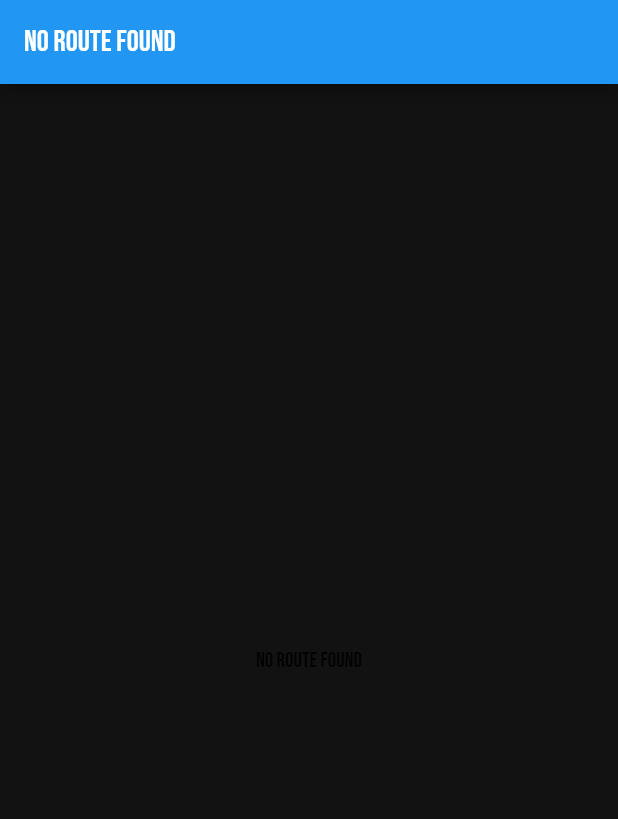
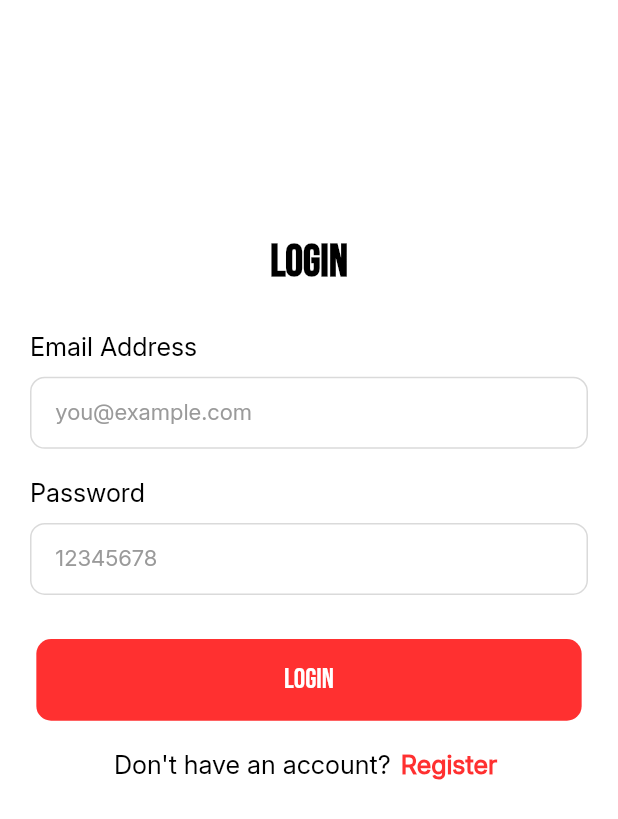
Before and after one commit to Kazishayem/flutterhub, a Flutter app: the screen it shows after launch, on a phone screen of 412 x 824 dp. Shown: the top 819 px of the screen. Run offline on Flutter 3.47's test engine with Material 3 defaults, Android fonts, the phone set to English and light mode, and no system bars; our stand-ins replace connectivity_plus, dio, flutter_riverpod, flutter_screenutil, fluttertoast, salomon_bottom_bar and 1 more.

Commit message:
ui almost deone

```diff
--- a/lib/core/route/route_import_part.dart
+++ b/lib/core/route/route_import_part.dart
@@ -1,6 +1,11 @@
 import 'dart:ui';
 
 import 'package:flutter/material.dart';
+import 'package:flutterhub/presentation/auth/view/signin_screen.dart';
+import 'package:flutterhub/presentation/bottom%20navbar/view/bottom_navbar.dart';
+import 'package:flutterhub/presentation/post/view/post_screen.dart';
+import 'package:flutterhub/presentation/product/view/product_screen.dart';
+import 'package:flutterhub/presentation/setting/view/setting_screen.dart';
 
 
 import '../resource/app_strings.dart';
--- a/lib/core/route/route_manager.dart
+++ b/lib/core/route/route_manager.dart
@@ -10,7 +10,20 @@ class AppRouter {
       //   return MaterialPageRoute(builder: (_) => SplashScreen());
 
 
+      case RouteName.signinScreenRoute:
+        return MaterialPageRoute(builder: (_) => const SigninScreen());
 
+      case RouteName.productScreenRoute:
+        return MaterialPageRoute(builder: (_) => const ProductScreen());
+
+        case RouteName.postScreenRoute:
+        return MaterialPageRoute(builder: (_) => const PostScreen());
+
+        case RouteName.settingScreennRoute:
+        return MaterialPageRoute(builder: (_) => const SettingScreen());
+
+      case RouteName.bottomNavbarnRoute:
+        return MaterialPageRoute(builder: (_) => const BottomNavbar());
 
 
 
--- a/lib/core/route/route_name.dart
+++ b/lib/core/route/route_name.dart
@@ -1,43 +1,10 @@
 class RouteName {
   static const String loadingScreenRoute = "/";
   static const String splashRoute = "/splash";
-  static const String splashTwoRoute = "/splashtwo";
-  static const String splashThreeRoute= "/splashthree";
-  static const String signinScreenRoute= "/signin";
-  static const String signupScreenRoute= "/signup";
-  static const String forgotPasswordScreen= "/forgotpassword";
-  static const String forgotOtpRoute= "/forgototp";
-  static const String resetPasswordScreenRoute= "/resetpassword";
-  static const String informationScreenRoute= "/information";
-  static const String informationSelectionScreenRoute= "/informationSelection";
-  static const String shareInformationScreenRoute= "/shareInformation";
-  static const String strengthLevelScreenRoute= "/strengthLevel";
-  static const String subscriptionScreenRoute= "/subscription";
-  static const String confirmationScreenRoute= "/confirmation";
-  static const String cardDetailsScreenRoute= "/addcard";
-  static const String subscriptionSuccessScreenRoute= "/subsSucccess";
-  static const String homeScreenRoute= "/home";
-  static const String mainLayoutRoute  = "/mainlayout";
-  static const String workoutPlanScreenRoute  = "/workout";
-  static const String profileScreenRoute  = "/profile";
-  static const String recoveryHomeScreenRoute  = "/recoveryhome";
-  static const String editProfileScreenRoute  = "/editprofile";
-  static const String notificationScreenRoute  = "/notifications";
-  static const String manageSubscriptionRoute  = "/manageSubscription";
-  static const String freeTrialSubscriptionScreenRoute = "/free-trial";
-  static const String readyWarmupScreenRoute = "/warmup";
-  static const String warmupCounterScreenRoute = "/warmupCounter";
-  static const String flatBenchPressScreenRoute = "/flatBenchPress";
-  static const String warmupDoneScreenRoute = "/warmupDone";
-  static const String resetAndRecoverFlatScreenRoute = "/resetAndRecover";
-  static const String trainingScreenRoute= "/training";
-  static const String trainingDetailsScreenRoute= "/trainingDetails";
-  static const String inclineBenchPressScreenRoute= "/inclineBenchPress";
-  static const String resetRecoverInclineScreenRoute= "/resetRecoverIncline";
-  static const String declineBenchPressScreenRoute= "/declineBenchPress";
-  static const String workoutCompleteScreenRoute= "/workoutComplete";
-  static const String workoutCompletedScreenRoute= "/workoutCompleted";
-  static const String exerciseCompletedScreenRoute= "/exerciseCompleted";
-  static const String recoveryScreenRoute= "/recoveryScreen";
+  static const String signinScreenRoute = "/signin";
+  static const String productScreenRoute = "/product";
+  static const String bottomNavbarnRoute = "/pagenavigation";
+  static const String postScreenRoute = "/post";
+  static const String settingScreennRoute = "/setting";
 
 }
--- a/lib/main.dart
+++ b/lib/main.dart
@@ -21,14 +21,14 @@ class MyApp extends StatelessWidget {
         return MaterialApp(
           theme: ThemeData(
             useMaterial3: false,
-            fontFamily: FontConstants.fontFamilyBebasNeue,
+            // fontFamily: FontConstants.fontFamilyBebasNeue,
             pageTransitionsTheme: PageTransitionsTheme(
               builders: {
                 TargetPlatform.android: CupertinoPageTransitionsBuilder(),
                 TargetPlatform.iOS: CupertinoPageTransitionsBuilder(),
               },
             ),
-            scaffoldBackgroundColor:  Color(0xFF121212),
+            scaffoldBackgroundColor: Color(0xFF121212),
             canvasColor: Color(0xFF121212),
           ),
           debugShowCheckedModeBanner: false,
@@ -40,7 +40,7 @@ class MyApp extends StatelessWidget {
           // home: MainLayout(),
           themeMode: ThemeMode.system,
           onGenerateRoute: AppRouter.generateRoute,
-          initialRoute: RouteName.loadingScreenRoute,
+          initialRoute: RouteName.signinScreenRoute,
         );
       },
     );
--- /dev/null
+++ b/lib/presentation/auth/view/signin_screen.dart
@@ -0,0 +1,123 @@
+import 'package:flutter/material.dart';
+import 'package:flutter_screenutil/flutter_screenutil.dart';
+import 'package:flutterhub/core/resource/constansts/color_manger.dart';
+import 'package:flutterhub/core/resource/style_manager.dart';
+import 'package:flutterhub/core/route/route_name.dart';
+import 'package:flutterhub/presentation/common%20widget/common_header.dart';
+import 'package:flutterhub/presentation/common%20widget/custom_text_feld.dart';
+import 'package:flutterhub/presentation/common%20widget/primary_button.dart';
+
+class SigninScreen extends StatefulWidget {
+  const SigninScreen({super.key});
+
+  @override
+  State<SigninScreen> createState() => _SigninScreenState();
+}
+
+class _SigninScreenState extends State<SigninScreen> {
+  @override
+  Widget build(BuildContext context) {
+    return Scaffold(
+      backgroundColor: ColorManager.whiteColor,
+      body: SafeArea(
+        child: SingleChildScrollView(
+          child: Padding(
+            padding: const EdgeInsets.symmetric(horizontal: 20),
+            child: Column(
+              children: [
+                SizedBox(height: 10.h),
+
+                SizedBox(height: 150.h),
+
+                Text(
+                  "Login",
+                  style: getBold700Style28(
+                    fontSize: 28.sp,
+                    color: ColorManager.blackColor,
+                    fontWeight: FontWeight.bold,
+                  ),
+                ),
+
+                SizedBox(height: 30.h),
+
+                Align(
+                  alignment: Alignment.centerLeft,
+                  child: Text(
+                    "Email Address",
+                    style: getMedium500Style16(
+                      fontSize: 16.sp,
+                      color: ColorManager.blackColor,
+                    ),
+                  ),
+                ),
+
+                SizedBox(height: 10.h),
+
+                CustomTextField(
+                  hintText: "you@example.com",
+                  keyboardType: TextInputType.emailAddress,
+                ),
+
+                SizedBox(height: 20.h),
+
+                Align(
+                  alignment: Alignment.centerLeft,
+                  child: Text(
+                    "Password",
+                    style: getMedium500Style16(
+                      fontSize: 16.sp,
+                      color: ColorManager.blackColor,
+                    ),
+                  ),
+                ),
+
+                SizedBox(height: 10.h),
+
+                CustomTextField(
+                  hintText: "12345678",
+                  keyboardType: TextInputType.emailAddress,
+                ),
+
+                SizedBox(height: 30.h),
+
+                PrimaryButton(
+                  backgroundColor: ColorManager.textRedColor,
+                  title: 'Login',
+                  textColor: Colors.white,
+                  onPressed: () {
+                    Navigator.pushNamed(context, RouteName.bottomNavbarnRoute);
+                  },
+                ),
+
+                SizedBox(height: 20.h),
+
+                Row(
+                  mainAxisAlignment: MainAxisAlignment.center,
+                  children: [
+                    Text(
+                      "Don't have an account? ",
+                      style: getRegular400Style16(
+                        fontSize: 16.sp,
+                        color: ColorManager.blackColor,
+                      ),
+                    ),
+
+                    SizedBox(width: 2.w),
+
+                    Text(
+                      "Register ",
+                      style: getSemiBold600Style16(
+                        fontSize: 16.sp,
+                        color: ColorManager.textRedColor,
+                      ),
+                    ),
+                  ],
+                ),
+              ],
+            ),
+          ),
+        ),
+      ),
+    );
+  }
+}
--- /dev/null
+++ b/lib/presentation/common widget/custom_text_feld.dart
@@ -0,0 +1,66 @@
+import 'package:flutter/material.dart';
+import 'package:flutter_screenutil/flutter_screenutil.dart';
+import 'package:flutterhub/core/resource/constansts/color_manger.dart';
+import 'package:flutterhub/core/resource/style_manager.dart';
+
+class CustomTextField extends StatelessWidget {
+  final TextEditingController? controller;
+  final String? hintText;
+  final TextInputType? keyboardType;
+  final bool obscureText;
+  final Widget? prefixIcon;
+  final Widget? suffixIcon;
+  final int maxLines;
+  final ValueChanged<String>? onChanged;
+
+  const CustomTextField({
+    super.key,
+    this.controller,
+    this.hintText,
+    this.keyboardType,
+    this.obscureText = false,
+    this.prefixIcon,
+    this.suffixIcon,
+    this.maxLines = 1,
+    this.onChanged,
+  });
+
+  @override
+  Widget build(BuildContext context) {
+    return TextField(
+      controller: controller,
+      keyboardType: keyboardType,
+      obscureText: obscureText,
+      maxLines: maxLines,
+      onChanged: onChanged,
+      style: getRegular400Style14(
+        fontSize: 14.sp,
+        color: ColorManager.blackColor,
+      ),
+      decoration: InputDecoration(
+        hintText: hintText,
+        hintStyle: getRegular400Style14(
+          fontSize: 14.sp,
+          color: ColorManager.chatTextColor,
+        ),
+        filled: true,
+        fillColor: ColorManager.whiteColor,
+        contentPadding: EdgeInsets.symmetric(horizontal: 16.w, vertical: 14.h),
+        prefixIcon: prefixIcon,
+        suffixIcon: suffixIcon,
+        border: OutlineInputBorder(
+          borderRadius: BorderRadius.circular(10.r),
+          borderSide: BorderSide(color: ColorManager.borderColor),
+        ),
+        enabledBorder: OutlineInputBorder(
+          borderRadius: BorderRadius.circular(10.r),
+          borderSide: BorderSide(color: ColorManager.borderColor),
+        ),
+        focusedBorder: OutlineInputBorder(
+          borderRadius: BorderRadius.circular(10.r),
+          borderSide: BorderSide(color: ColorManager.textRedColor, width: 1.2),
+        ),
+      ),
+    );
+  }
+}
--- /dev/null
+++ b/lib/presentation/common widget/primary_button.dart
@@ -0,0 +1,57 @@
+import 'package:flutter/material.dart';
+import 'package:flutter_screenutil/flutter_screenutil.dart';
+import 'package:flutterhub/core/resource/constansts/color_manger.dart';
+import 'package:flutterhub/core/resource/style_manager.dart';
+class PrimaryButton extends StatelessWidget {
+  final String title;
+  final VoidCallback? onPressed;
+  final Color? backgroundColor;
+  final Color? textColor;
+  final TextStyle? style;
+  final EdgeInsetsGeometry? padding;
+
+  const PrimaryButton({
+    super.key,
+    required this.title,
+    this.onPressed,
+    this.backgroundColor,
+    this.textColor,
+    this.style,
+    this.padding,
+  });
+
+  @override
+  Widget build(BuildContext context) {
+    return Padding(
+      padding: padding ?? EdgeInsets.symmetric(horizontal: 4.w),
+      child: SizedBox(
+        width: double.infinity,
+        child: ElevatedButton(
+          onPressed: onPressed,
+          style: ButtonStyle(
+            backgroundColor: WidgetStateProperty.all(
+              backgroundColor ?? ColorManager.textRedColor,
+            ),
+            elevation: WidgetStateProperty.all(0),
+            shadowColor: WidgetStateProperty.all(Colors.transparent),
+            padding: WidgetStateProperty.all(
+              EdgeInsets.symmetric(vertical: 16.h),
+            ),
+            shape: WidgetStateProperty.all(
+              RoundedRectangleBorder(borderRadius: BorderRadius.circular(10.r)),
+            ),
+          ),
+          child: Text(
+            title,
+            style:
+                style ??
+                getMedium500Style18(
+                  fontSize: 18.sp,
+                  color: textColor ?? ColorManager.whiteColor,
+                ),
+          ),
+        ),
+      ),
+    );
+  }
+}
--- a/pubspec.yaml
+++ b/pubspec.yaml
@@ -47,6 +47,8 @@ dependencies:
   pin_code_fields: ^8.0.1
   salomon_bottom_bar: ^3.3.2
   image_picker: ^1.2.1
+  advanced_salomon_bottom_bar: ^3.3.4
+
 
 dev_dependencies:
   flutter_test:
```
Also changed, not shown: lib/presentation/bottom navbar/view/bottom_navbar.dart (added, +92 -0 lines), lib/presentation/common widget/common_header.dart (added, +64 -0 lines), lib/presentation/post/view/post_screen.dart (added, +30 -0 lines), lib/presentation/product/view/product_screen.dart (added, +30 -0 lines), lib/presentation/setting/view/setting_screen.dart (added, +30 -0 lines), pubspec.lock. Lines whose indentation alone changed are shown as unchanged.
